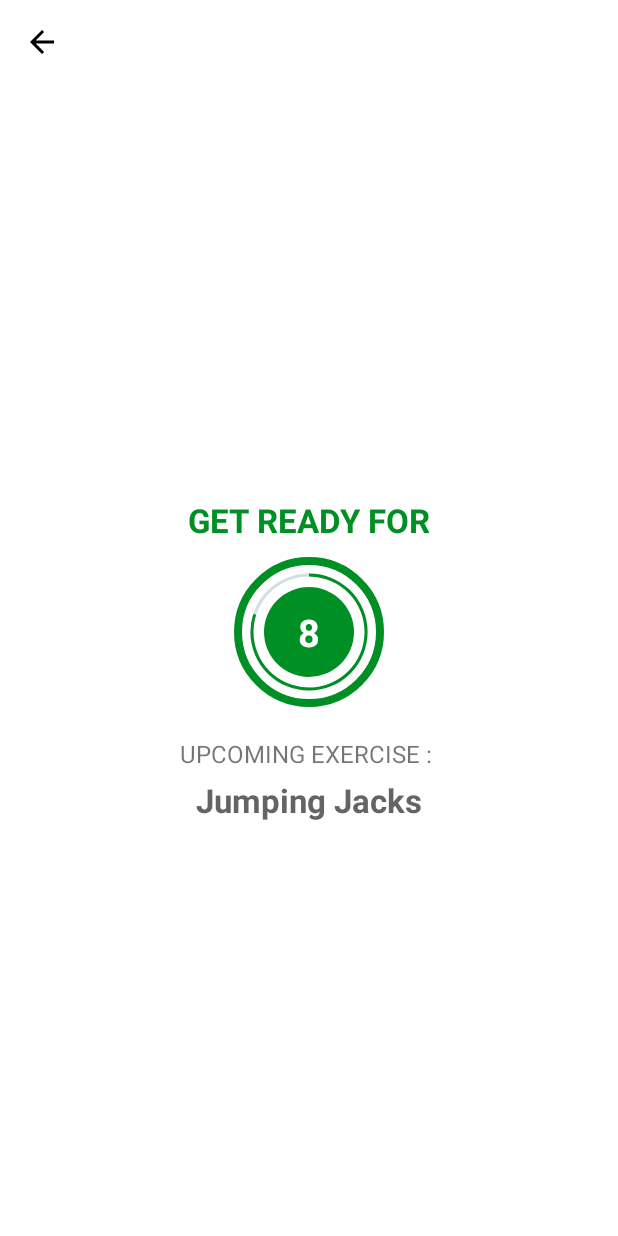
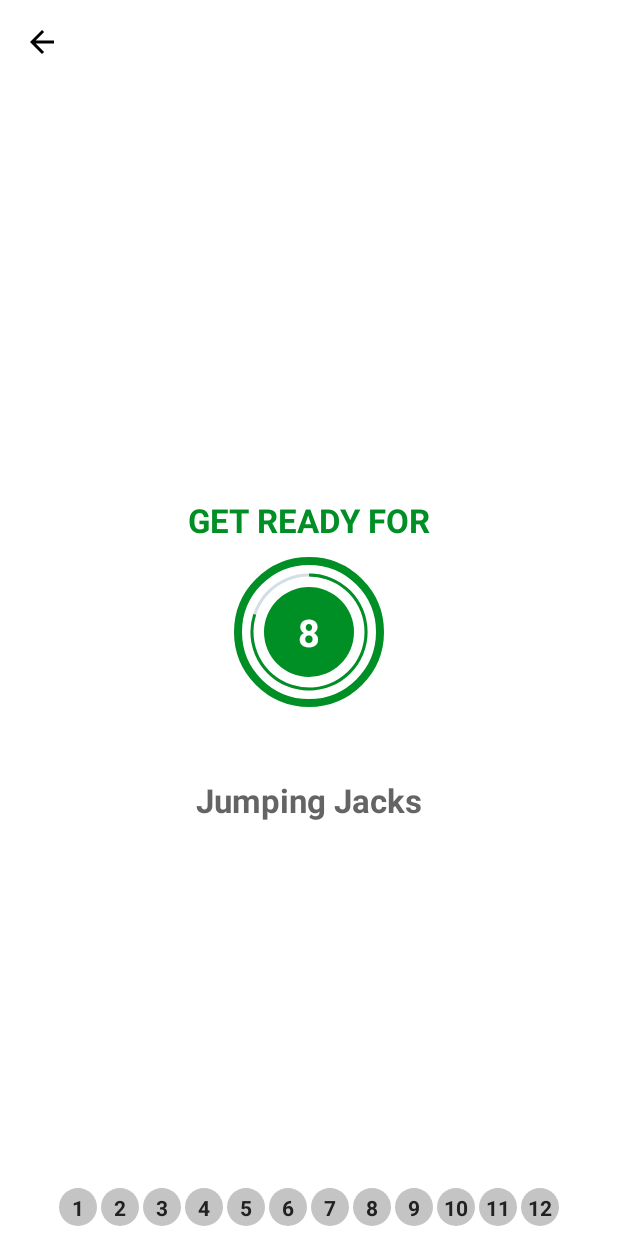
Before and after one commit to christinayuanita/7MinuteWorkout, an Android app: the ExerciseActivity screen opened directly, with no data from a screen before it, on a phone screen of 412 x 824 dp. Run offline under Robolectric (Android 15) with nearby library versions, the phone set to English and light mode, and no system bars.

Commit message:
display current and completed exercise

```diff
--- a/app/build.gradle
+++ b/app/build.gradle
@@ -30,6 +30,7 @@
     implementation 'androidx.core:core-ktx:1.3.2'
     implementation 'androidx.appcompat:appcompat:1.2.0'
     implementation 'androidx.constraintlayout:constraintlayout:2.0.4'
+    implementation "androidx.recyclerview:recyclerview:1.1.0"
     testImplementation 'junit:junit:4.12'
     androidTestImplementation 'androidx.test.ext:junit:1.1.2'
     androidTestImplementation 'androidx.test.espresso:espresso-core:3.3.0'
--- a/app/src/main/AndroidManifest.xml
+++ b/app/src/main/AndroidManifest.xml
@@ -9,10 +9,10 @@
         android:roundIcon="@mipmap/ic_launcher_round"
         android:supportsRtl="true"
         android:theme="@style/Theme.AppCompat.Light.NoActionBar">
-        <activity android:name=".ExerciseActivity">
+        <activity
+            android:name=".ExerciseActivity"
             android:screenOrientation="portrait"
-            android:theme="@style/Theme.AppCompat.NoActionBar"
-        </activity>
+            android:theme="@style/Theme.AppCompat.NoActionBar"/>
         <activity
             android:name=".MainActivity"
             android:screenOrientation="portrait"
--- a/app/src/main/java/com/example/a7minuteworkout/ExerciseActivity.kt
+++ b/app/src/main/java/com/example/a7minuteworkout/ExerciseActivity.kt
@@ -1,5 +1,6 @@
 package com.example.a7minuteworkout
 
+import android.media.MediaPlayer
 import androidx.appcompat.app.AppCompatActivity
 import android.os.Bundle
 import android.os.CountDownTimer
@@ -7,9 +8,12 @@
 import android.util.Log
 import android.view.View
 import android.widget.Toast
+import androidx.recyclerview.widget.LinearLayoutManager
+import com.example.a7minuteworkout.adapter.ExerciseStatusAdapter
 import com.example.a7minuteworkout.data.Constants
 import com.example.a7minuteworkout.model.Exercise
 import kotlinx.android.synthetic.main.activity_exercise.*
+import java.lang.Exception
 import java.util.*
 import kotlin.collections.ArrayList
 
@@ -27,6 +31,9 @@
     private var currExercisePosition = -1
 
     private var tts: TextToSpeech? = null
+    private var player: MediaPlayer? = null
+
+    private var exerciseAdapter : ExerciseStatusAdapter? = null
 
     override fun onCreate(savedInstanceState: Bundle?) {
         super.onCreate(savedInstanceState)
@@ -44,7 +51,10 @@
         tts = TextToSpeech(this, this)
 
         exerciseList = Constants.defaultExerciseList()
+
         setupRestView()
+
+        setupExerciseStatusRecyclerView()
     }
 
     override fun onDestroy() {
@@ -63,6 +73,10 @@
             tts!!.shutdown()
         }
 
+        if(player != null){
+            player!!.stop()
+        }
+
         super.onDestroy()
     }
 
@@ -71,6 +85,10 @@
         restTimer = object: CountDownTimer(restTimerDuration * 1000, 1000){
             override fun onFinish() {
                 currExercisePosition++
+
+                exerciseList!![currExercisePosition].setIsSelected(true)
+                exerciseAdapter!!.notifyDataSetChanged()
+
                 setupExerciseView()
             }
 
@@ -88,6 +106,9 @@
         exerciseTimer = object: CountDownTimer(exerciseTimerDuration * 1000, 1000){
             override fun onFinish() {
                 if(currExercisePosition < exerciseList?.size!! - 1){
+                    exerciseList!![currExercisePosition].setIsSelected(false)
+                    exerciseList!![currExercisePosition].setIsCompleted(true)
+                    exerciseAdapter!!.notifyDataSetChanged()
                     setupRestView()
                 }else{
                     Toast.makeText(this@ExerciseActivity, "Completed", Toast.LENGTH_SHORT).show()
@@ -104,6 +125,14 @@
     }
 
     private fun setupRestView(){
+
+        try {
+            player = MediaPlayer.create(applicationContext, R.raw.press_start)
+            player!!.isLooping = false
+            player!!.start()
+        }catch (e: Exception){
+            e.printStackTrace()
+        }
 
         restView.visibility = View.VISIBLE
         exerciseView.visibility = View.GONE
@@ -152,4 +181,10 @@
         tts!!.speak(text, TextToSpeech.QUEUE_FLUSH, null, "")
     }
 
+    private fun setupExerciseStatusRecyclerView(){
+        rvExerciseStatus.layoutManager = LinearLayoutManager(this, LinearLayoutManager.HORIZONTAL, false)
+        exerciseAdapter = ExerciseStatusAdapter(exerciseList!!, this)
+        rvExerciseStatus.adapter = exerciseAdapter
+    }
+
 }
--- /dev/null
+++ b/app/src/main/java/com/example/a7minuteworkout/adapter/ExerciseStatusAdapter.kt
@@ -0,0 +1,44 @@
+package com.example.a7minuteworkout.adapter
+
+import android.content.Context
+import android.graphics.Color
+import android.view.LayoutInflater
+import android.view.View
+import android.view.ViewGroup
+import androidx.core.content.ContextCompat
+import androidx.recyclerview.widget.RecyclerView
+import com.example.a7minuteworkout.R
+import com.example.a7minuteworkout.model.Exercise
+import kotlinx.android.synthetic.main.item_exercise_status.view.*
+
+class ExerciseStatusAdapter(val items: ArrayList<Exercise>, val context: Context) : RecyclerView.Adapter<ExerciseStatusAdapter.ViewHolder>() {
+
+    override fun onCreateViewHolder(parent: ViewGroup, viewType: Int): ViewHolder {
+        return ViewHolder(LayoutInflater.from(context).inflate(R.layout.item_exercise_status, parent, false))
+    }
+
+    override fun onBindViewHolder(holder: ViewHolder, position: Int) {
+        val exercise: Exercise = items[position]
+
+        holder.itemTxt.text = exercise.getId().toString()
+
+        if(exercise.getIsSelected()){
+            holder.itemTxt.background = ContextCompat.getDrawable(context, R.drawable.item_circular_thin_color_accent_border)
+            holder.itemTxt.setTextColor(Color.parseColor("#212121"))
+        }else if(exercise.getIsCompleted()){
+            holder.itemTxt.background = ContextCompat.getDrawable(context, R.drawable.item_circular_color_accent_background)
+            holder.itemTxt.setTextColor(Color.parseColor("#FFFFFF"))
+        }else{
+            holder.itemTxt.background = ContextCompat.getDrawable(context, R.drawable.item_circular_color_gray_background)
+            holder.itemTxt.setTextColor(Color.parseColor("#212121"))
+        }
+    }
+
+    override fun getItemCount(): Int {
+        return items.size
+    }
+
+    class ViewHolder(view: View) : RecyclerView.ViewHolder(view){
+        val itemTxt = view.itemTxt
+    }
+}
--- /dev/null
+++ b/app/src/main/res/drawable/item_circular_color_gray_background.xml
@@ -0,0 +1,7 @@
+<?xml version="1.0" encoding="utf-8"?>
+<shape xmlns:android="http://schemas.android.com/apk/res/android"
+    android:shape="oval">
+
+    <solid android:color="#C4C4C4"/>
+
+</shape>
--- /dev/null
+++ b/app/src/main/res/drawable/item_circular_thin_color_accent_border.xml
@@ -0,0 +1,13 @@
+<?xml version="1.0" encoding="utf-8"?>
+<shape xmlns:android="http://schemas.android.com/apk/res/android"
+    android:shape="oval">
+
+    <stroke
+        android:color="@color/colorAccent"
+        android:width="0.5dp"/>
+
+    <solid
+        android:color="@color/colorWhite"/>
+
+
+</shape>
--- a/app/src/main/res/layout/activity_exercise.xml
+++ b/app/src/main/res/layout/activity_exercise.xml
@@ -94,6 +94,7 @@
         android:layout_width="match_parent"
         android:layout_height="match_parent"
         android:layout_below="@+id/toolbar_exercise_activity"
+        android:layout_above="@+id/rvExerciseStatus"
         android:gravity="center"
         android:orientation="vertical"
         android:visibility="gone"
@@ -158,4 +159,12 @@
 
     </LinearLayout>
 
+    <androidx.recyclerview.widget.RecyclerView
+        android:id="@+id/rvExerciseStatus"
+        android:layout_width="wrap_content"
+        android:layout_height="wrap_content"
+        android:layout_alignParentBottom="true"
+        android:layout_centerHorizontal="true"
+        android:layout_margin="5dp" />
+
 </RelativeLayout>
--- /dev/null
+++ b/app/src/main/res/layout/item_exercise_status.xml
@@ -0,0 +1,16 @@
+<?xml version="1.0" encoding="utf-8"?>
+<TextView xmlns:android="http://schemas.android.com/apk/res/android"
+    xmlns:tools="http://schemas.android.com/tools"
+    android:id="@+id/itemTxt"
+    android:layout_width="25dp"
+    android:layout_height="25dp"
+    android:layout_margin="1dp"
+    android:gravity="center"
+    android:textColor="@color/colorPrimary"
+    android:textSize="14sp"
+    android:textStyle="bold"
+    android:padding="3dp"
+    android:background="@drawable/item_circular_color_gray_background"
+    tools:text="1">
+
+</TextView>
```
Also changed, not shown: 1 other file.
